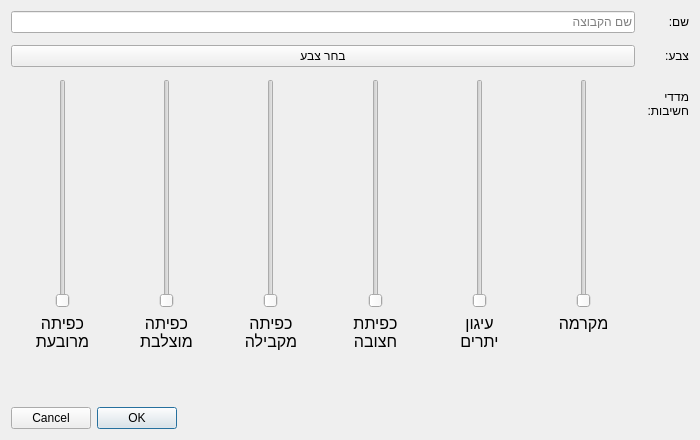
PillowTweezers/PurMyun, file gui/resources/teamcreationdialog.ui: the form before one commit.
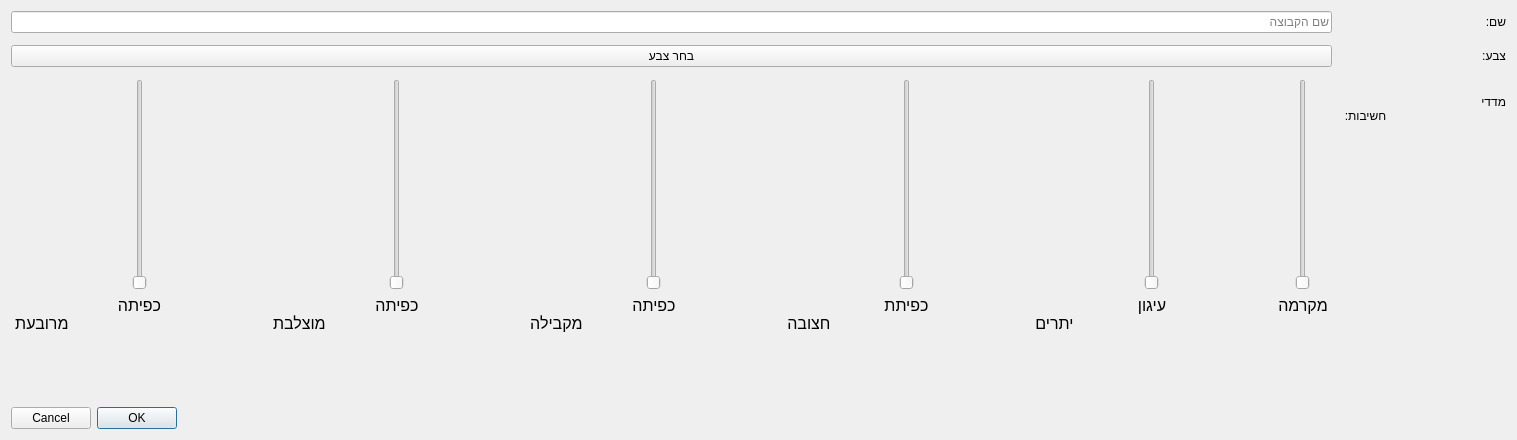
The form after the commit.

```diff
--- a/gui/resources/teamcreationdialog.ui
+++ b/gui/resources/teamcreationdialog.ui
@@ -60,7 +60,8 @@
        </property>
        <property name="text">
         <string>מדדי
-חשיבות:</string>
+                                    חשיבות:
+                                </string>
        </property>
       </widget>
      </item>
@@ -210,7 +211,8 @@
          </property>
          <property name="text">
           <string>עיגון
-יתרים</string>
+                                            יתרים
+                                        </string>
          </property>
          <property name="alignment">
           <set>Qt::AlignHCenter|Qt::AlignTop</set>
@@ -255,7 +257,8 @@
          </property>
          <property name="text">
           <string>כפיתה
-מרובעת</string>
+                                            מרובעת
+                                        </string>
          </property>
          <property name="alignment">
           <set>Qt::AlignHCenter|Qt::AlignTop</set>
@@ -275,7 +278,8 @@
          </property>
          <property name="text">
           <string>כפיתה
-מקבילה</string>
+                                            מקבילה
+                                        </string>
          </property>
          <property name="alignment">
           <set>Qt::AlignHCenter|Qt::AlignTop</set>
@@ -295,7 +299,8 @@
          </property>
          <property name="text">
           <string>כפיתה
-מוצלבת</string>
+                                            מוצלבת
+                                        </string>
          </property>
          <property name="alignment">
           <set>Qt::AlignHCenter|Qt::AlignTop</set>
@@ -315,7 +320,8 @@
          </property>
          <property name="text">
           <string>כפיתת
-חצובה</string>
+                                            חצובה
+                                        </string>
          </property>
          <property name="alignment">
           <set>Qt::AlignHCenter|Qt::AlignTop</set>
```
Lines whose indentation alone changed are shown as unchanged.
